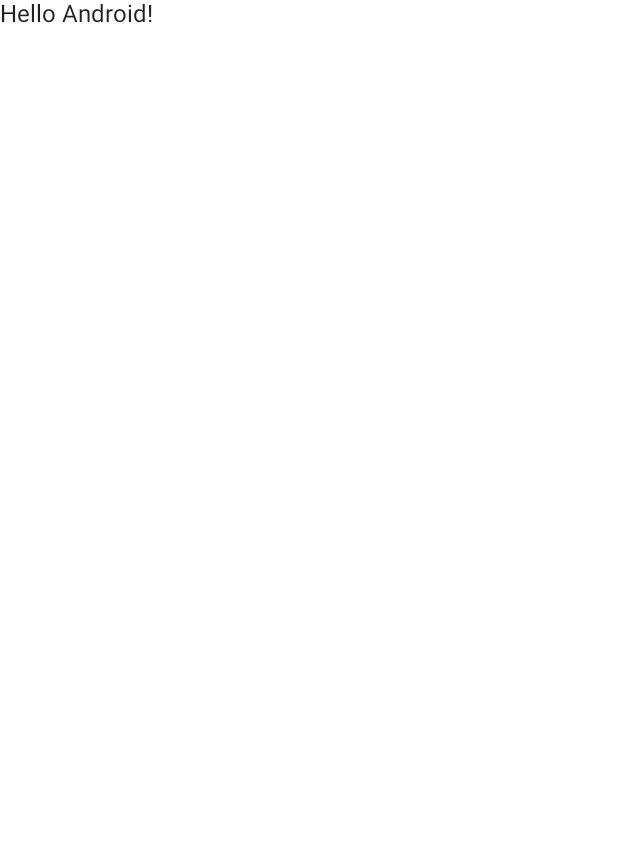
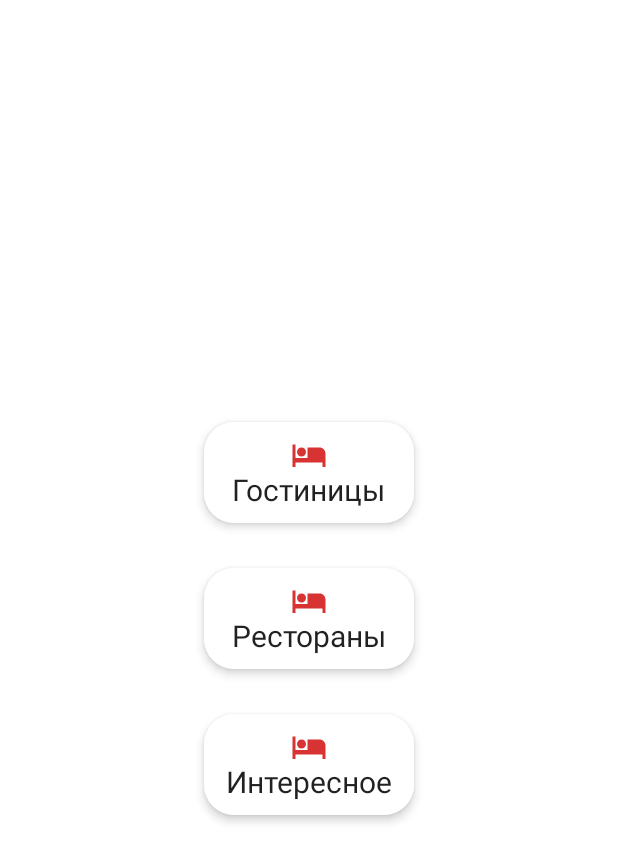
Before and after one commit to MikhailIgnatovich/AmberGuide, an Android app built with Jetpack Compose: the screen it shows after launch (MainActivity), on a phone screen of 412 x 824 dp. Before the commit the part shown is almost empty. Shown: the top 862 px of the screen. Run offline under Robolectric (Android 15) with nearby library versions, the phone set to English and light mode, and no system bars; our stand-ins replace Dagger/Hilt's generated code.

Commit message:
Настроил навигацию в MainActivity.kt между экранами CategoryScreen.kt и ItemListScreen.kt

```diff
--- a/app/src/main/java/com/bulich/misha/amberguide/presentations/MainActivity.kt
+++ b/app/src/main/java/com/bulich/misha/amberguide/presentations/MainActivity.kt
@@ -10,6 +10,11 @@ import androidx.compose.material.Text
 import androidx.compose.runtime.Composable
 import androidx.compose.ui.Modifier
 import androidx.compose.ui.tooling.preview.Preview
+import androidx.navigation.compose.NavHost
+import androidx.navigation.compose.composable
+import androidx.navigation.compose.rememberNavController
+import com.bulich.misha.amberguide.presentations.category_screen.CategoryScreen
+import com.bulich.misha.amberguide.presentations.item_list_screen.ItemListScreen
 import com.bulich.misha.amberguide.presentations.ui.theme.AmberGuideTheme
 
 class MainActivity : ComponentActivity() {
@@ -22,7 +27,22 @@ class MainActivity : ComponentActivity() {
                     modifier = Modifier.fillMaxSize(),
                     color = MaterialTheme.colors.background
                 ) {
-                    Greeting("Android")
+                    val navController = rememberNavController()
+                    NavHost(
+                        navController = navController,
+                        startDestination = Screen.CategoryScreen.route
+                    ) {
+                        composable(
+                            route = Screen.CategoryScreen.route
+                        ){
+                            CategoryScreen(navController)
+                        }
+                        composable(
+                            route = Screen.ItemListScreen.route + "/{category}"
+                        ){
+                            ItemListScreen()
+                        }
+                    }
                 }
             }
         }
--- a/app/src/main/java/com/bulich/misha/amberguide/presentations/category_screen/CategoryScreen.kt
+++ b/app/src/main/java/com/bulich/misha/amberguide/presentations/category_screen/CategoryScreen.kt
@@ -9,12 +9,14 @@ import androidx.compose.ui.res.painterResource
 import androidx.compose.ui.tooling.preview.Preview
 import androidx.compose.ui.unit.dp
 import androidx.navigation.NavController
+import androidx.navigation.compose.rememberNavController
 import com.bulich.misha.amberguide.R
+import com.bulich.misha.amberguide.presentations.Screen
 import com.bulich.misha.amberguide.presentations.category_screen.components.CategoryCard
 
 @Composable
 fun CategoryScreen(
-//    navController: NavController,
+    navController: NavController,
 ) {
     Column(
         modifier = Modifier.fillMaxSize(),
@@ -25,27 +27,30 @@ fun CategoryScreen(
             name = "Гостиницы",
             painter = painterResource(id = R.drawable.hotel_24),
             onItemClick = {
-
+                navController.navigate(Screen.ItemListScreen.route + "/{Гостиницы}")
             }
         )
         Spacer(modifier = Modifier.height(10.dp))
         CategoryCard(
             name = "Рестораны",
-            painter = painterResource(id = R.drawable.hotel_24), onItemClick = {
-
+            painter = painterResource(id = R.drawable.hotel_24),
+            onItemClick = {
+                navController.navigate(Screen.ItemListScreen.route + "/{Рестораны}")
             }
         )
         Spacer(modifier = Modifier.height(10.dp))
         CategoryCard(
             name = "Интересное",
-            painter = painterResource(id = R.drawable.hotel_24), onItemClick = {
-
+            painter = painterResource(id = R.drawable.hotel_24),
+            onItemClick = {
+                navController.navigate(Screen.ItemListScreen.route + "/{Интересное}")
             }
         )
     }
 }
+
 @Preview(showBackground = true)
 @Composable
-fun TestPreview(){
-    CategoryScreen()
+fun TestPreview() {
+    CategoryScreen(rememberNavController())
 }
```
Also changed, not shown: app/src/main/java/com/bulich/misha/amberguide/presentations/item_list_screen/ItemListScreen.kt (+11 -0 lines).
